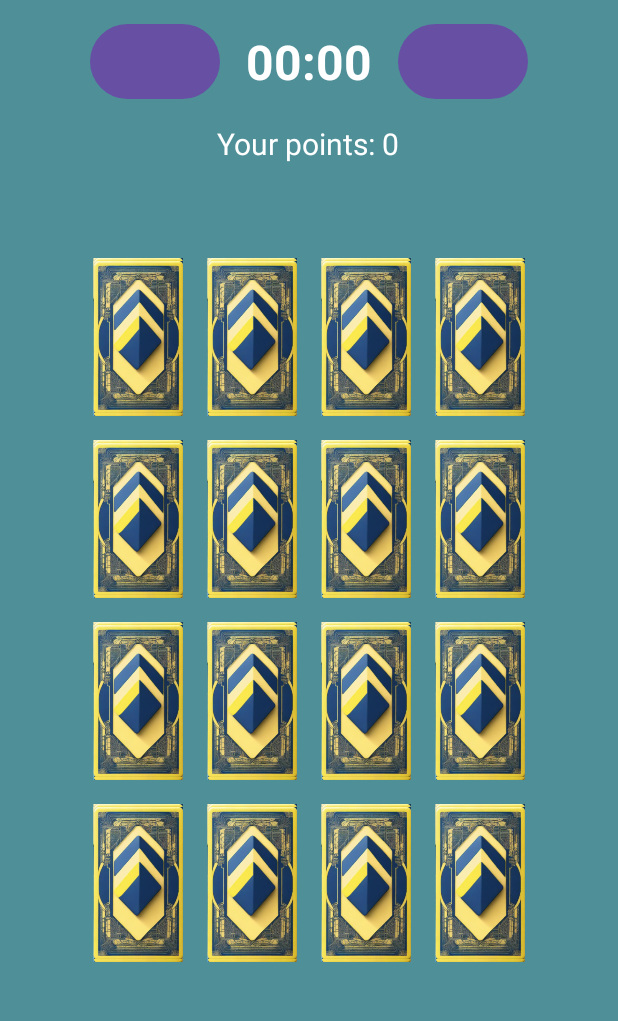
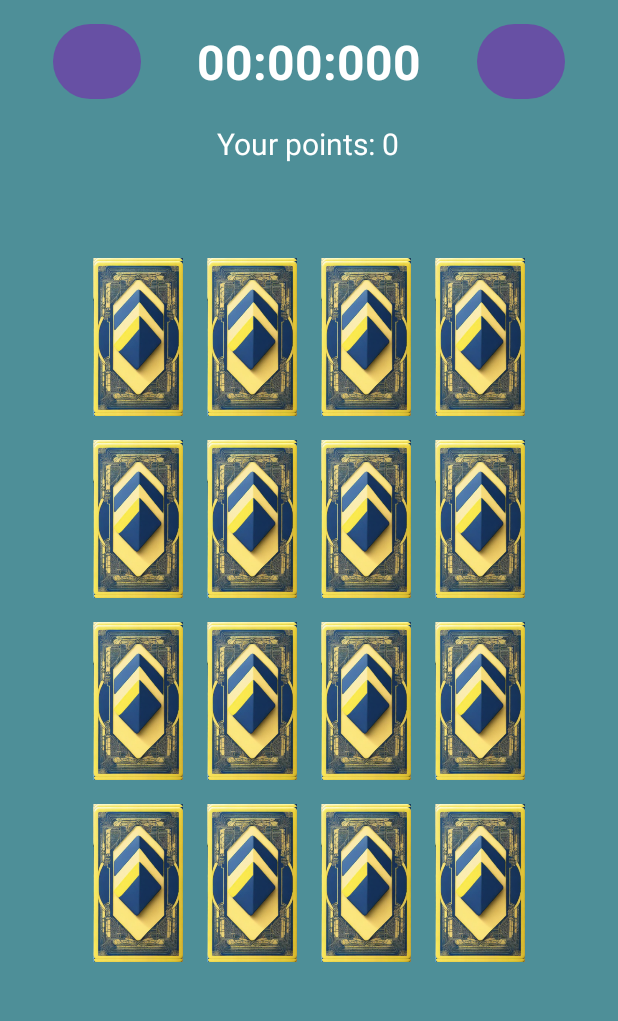
Before and after one commit to fadzrose/Color-Matching-Game, an Android app: the GameActivity2 screen opened directly, with no data from a screen before it, after a tap on "Reset", on a phone screen of 412 x 824 dp, the part 112-1133 px from its top. Run offline under Robolectric (Android 15) with nearby library versions, the phone set to English and light mode, and no system bars.

Commit message:
timer ina

```diff
--- a/app/src/main/java/com/example/colormatchinggame/GameActivity2.java
+++ b/app/src/main/java/com/example/colormatchinggame/GameActivity2.java
@@ -9,6 +9,7 @@ import android.content.DialogInterface;
 import android.content.Intent;
 import android.os.Bundle;
 import android.os.Handler;
+import android.os.SystemClock;
 import android.util.Log;
 import android.view.View;
 import android.widget.Button;
@@ -27,7 +28,7 @@ import java.util.Collections;
 
 public class GameActivity2 extends AppCompatActivity {
 
-    TextView timer;
+
     ImageView c11,c12,c13,c14,c21,c22,c23,c24,c31,c32,c33,c34,c41,c42,c43,c44;
     Integer[] cardsArray = {101,102,103,104,105,106,107,108,201,202,203,204,205,206,207,208};
     int image101,image102,image103,image104,image105,image106,image107,image108;
@@ -39,13 +40,35 @@ public class GameActivity2 extends AppCompatActivity {
 
     int turn = 1;
     int playerPoints = 0;
+    int comboStreak = 0;
+    int countScore = 0;
+    double time = 0;
     int cardFliped=0;
 
 
     private Button resetButton;
     private Button exitButton;
+    TextView tScore;
+    private TextView timerValue;
+    private long startTime = 0L, timeInMilliseconds = 0L;
+    private Handler customHandler = new Handler();
+    private boolean gameStarted = false;
 
-    TextView tScore;
+    private Runnable updateTimerThread = new Runnable() {
+        @Override
+        public void run() {
+            timeInMilliseconds = SystemClock.uptimeMillis() - startTime;
+            int secs = (int) (timeInMilliseconds / 1000);
+            int mins = secs / 60;
+            secs = secs % 60;
+            int milliseconds = (int) (timeInMilliseconds % 1000);
+
+            // Display the time
+            timerValue.setText(String.format("%02d", mins) + ":" + String.format("%02d", secs) + ":" + String.format("%03d", milliseconds));
+
+            customHandler.postDelayed(this, 0);
+        }
+    };
 
     private void flipCard(final ImageView card, final int cardIndex, boolean isFront1, boolean isFront2) {
         AnimatorSet flipOut = (AnimatorSet) AnimatorInflater.loadAnimator(GameActivity2.this, R.animator.card_flip_out);
@@ -261,6 +284,7 @@ public class GameActivity2 extends AppCompatActivity {
     }
 
     //main Code is here
+    @SuppressLint("MissingInflatedId")
     @Override
     protected void onCreate(Bundle savedInstanceState) {
         super.onCreate(savedInstanceState);
@@ -272,8 +296,13 @@ public class GameActivity2 extends AppCompatActivity {
         exitButton = findViewById(R.id.exitButton);
 
         tScore = findViewById(R.id.score);
-        timer = findViewById(R.id.timerText);
+        timerValue = findViewById(R.id.timerValue);
 
+        //auto start timer
+        Toast.makeText(GameActivity2.this, "Game Started", Toast.LENGTH_SHORT).show();
+        // Start the GameActivity and start the timer
+        startTime = SystemClock.uptimeMillis();
+        customHandler.postDelayed(updateTimerThread, 0);
 
 
         // Reset Button Logic
@@ -333,6 +362,11 @@ public class GameActivity2 extends AppCompatActivity {
                 Collections.shuffle(Arrays.asList(cardsArray));
 
                 //reset timer here
+                customHandler.removeCallbacks(updateTimerThread);
+                startTime = 0L;
+                timeInMilliseconds = 0L;
+                gameStarted = false;
+                timerValue.setText("00:00:000");
             }
         });
 
@@ -643,8 +677,19 @@ public class GameActivity2 extends AppCompatActivity {
             //add points
             if (turn == 1){
                 playerPoints++;
+                comboStreak++;
+                String timeString = timerValue.getText().toString(); // "00:10:691"
+                time = parseTimeToSeconds(timeString); // Convert to double
+
+                //score = (baseScore / time taken)* SpeedMultiplier + (streak * bonus)
+                countScore = (int) Math.round(((10000 / time) * 1.2) + (comboStreak * 50));
+                playerPoints += countScore;
+
                 try {
-                    @SuppressLint("StringFormatMatches") String display = String.format(getString(R.string.prompt, playerPoints));
+                    @SuppressLint("StringFormatMatches")
+                    String display = String.format(getString(R.string.prompt, playerPoints));
+
+                    // Update the UI on the main thread
                     runOnUiThread(() -> tScore.setText(display));
 
                 } catch (Exception e) {
@@ -659,6 +704,7 @@ public class GameActivity2 extends AppCompatActivity {
             checkEnd();
         } else {
             //flip over
+            comboStreak = 0;
 
             ImageView card1 = getCardImageView(clicked1); // Get the ImageView for clicked1
             ImageView card2 = getCardImageView(clicked2); // Get the ImageView for clicked2
@@ -748,7 +794,7 @@ public class GameActivity2 extends AppCompatActivity {
 
             Intent intent = new Intent(getApplicationContext(), ScoreActivity.class);
             intent.putExtra("point", String.valueOf(playerPoints));
-            intent.putExtra("time", String.valueOf(timer.getText()));
+            intent.putExtra("time", String.valueOf(timerValue.getText()));
 
                     startActivity(intent);
                     finish();
@@ -777,5 +823,22 @@ public class GameActivity2 extends AppCompatActivity {
             default: return null;
         }
     }
+    private double parseTimeToSeconds(String timeString) {
+        try {
+            String[] parts = timeString.split(":"); // Split by ":"
+
+            int minutes = Integer.parseInt(parts[0]); // "00"
+            int seconds = Integer.parseInt(parts[1]); // "10"
+            int milliseconds = Integer.parseInt(parts[2]); // "691"
+
+            // Convert to total seconds (e.g., 10.691 seconds)
+            return minutes * 60 + seconds + (milliseconds / 1000.0);
+
+        } catch (Exception e) {
+            Log.e("GameActivity2", "Error parsing time: " + timeString, e);
+            return 1.0; // Avoid division by zero in score calculation
+        }
+    }
+
 
 }
--- a/app/src/main/res/layout/activity_game2.xml
+++ b/app/src/main/res/layout/activity_game2.xml
@@ -191,15 +191,15 @@
 
         <!-- Timer Display -->
         <TextView
-            android:id="@+id/timerText"
-            android:layout_width="0dp"
+            android:id="@+id/timerValue"
+            android:layout_width="wrap_content"
             android:layout_height="wrap_content"
             android:layout_weight="1"
-            android:text="00:00"
+            android:text="00:00:000"
             android:textSize="32sp"
             android:textColor="#ffffff"
             android:textStyle="bold"
-            android:layout_marginHorizontal="16dp"
+            android:layout_marginHorizontal="8dp"
             android:gravity="center"/>
 
         <Button
```
